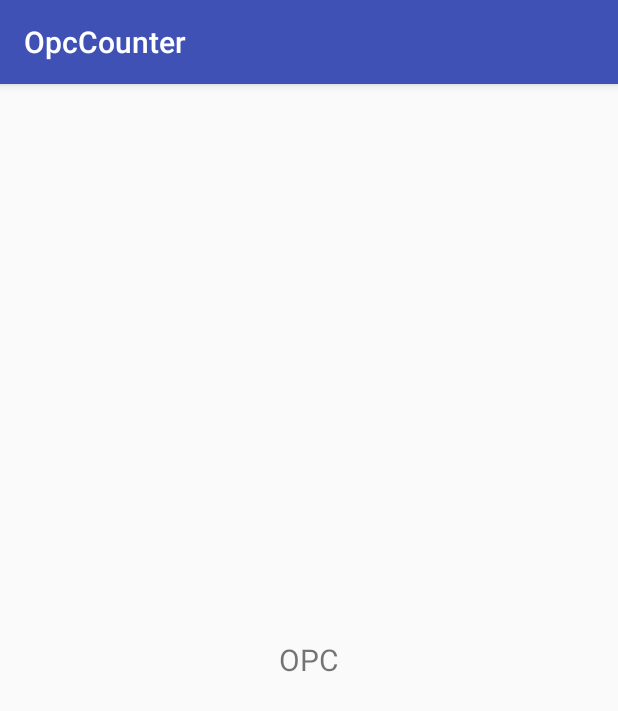
After one commit to lidox/opc-counter, an Android app: the fragment OpcCounterFragment shown on its own in the app's theme, on a phone screen of 412 x 824 dp. The commit adds this screen. Shown: the top 711 px of the screen. Run offline under Robolectric (Android 15) with nearby library versions, the phone set to English and light mode, and no system bars.

Commit message:
add tab layout and empty fragments for opc, argenin, and vitamin d3

```diff
--- a/app/build.gradle
+++ b/app/build.gradle
@@ -22,7 +22,11 @@ dependencies {
     implementation fileTree(dir: 'libs', include: ['*.jar'])
     implementation 'com.android.support:appcompat-v7:26.1.0'
     implementation 'com.android.support.constraint:constraint-layout:1.0.2'
+    implementation 'com.android.support:support-v4:26.1.0'
     testImplementation 'junit:junit:4.12'
     androidTestImplementation 'com.android.support.test:runner:0.5'
     androidTestImplementation 'com.android.support.test.espresso:espresso-core:3.0.1'
+
+    // tablayout
+    compile 'eu.long1:spacetablayout:1.0.4'
 }
--- a/app/src/main/AndroidManifest.xml
+++ b/app/src/main/AndroidManifest.xml
@@ -3,6 +3,7 @@
     package="com.futuzon.opccounter">
 
     <application
+        android:name="com.futuzon.opccounter.controller.config.App"
         android:allowBackup="true"
         android:icon="@mipmap/ic_launcher"
         android:label="@string/app_name"
--- /dev/null
+++ b/app/src/main/java/com/futuzon/opccounter/view/opc/OpcCounterFragment.java
@@ -0,0 +1,28 @@
+package com.futuzon.opccounter.view.opc;
+
+import android.os.Bundle;
+import android.support.v4.app.Fragment;
+import android.view.LayoutInflater;
+import android.view.View;
+import android.view.ViewGroup;
+
+import com.futuzon.opccounter.R;
+
+
+public class OpcCounterFragment extends Fragment {
+
+    public OpcCounterFragment() {
+        // Required empty public constructor
+    }
+
+    @Override
+    public void onResume() {
+        super.onResume();
+        //TODO: start here
+    }
+
+    @Override
+    public View onCreateView(LayoutInflater inflater, ViewGroup container, Bundle savedInstanceState) {
+        return inflater.inflate(R.layout.fragment_opc_counter, container, false);
+    }
+}
--- /dev/null
+++ b/app/src/main/res/layout/fragment_opc_counter.xml
@@ -0,0 +1,14 @@
+<FrameLayout xmlns:android="http://schemas.android.com/apk/res/android"
+    xmlns:tools="http://schemas.android.com/tools"
+    android:layout_width="match_parent"
+    android:layout_height="match_parent"
+    tools:context="com.futuzon.opccounter.view.opc.OpcCounterFragment">
+
+    <TextView
+        android:layout_width="match_parent"
+        android:layout_height="match_parent"
+        android:gravity="center"
+        android:text="@string/opc"
+        android:textSize="20sp" />
+
+</FrameLayout>
```
Also changed, not shown: app/src/main/java/com/futuzon/opccounter/LauncherActivity.java (+25 -1 lines), app/src/main/java/com/futuzon/opccounter/controller/calculation/OpcIntakeCalculator.java (added, +18 -0 lines), app/src/main/java/com/futuzon/opccounter/controller/config/App.java (added, +27 -0 lines), app/src/main/java/com/futuzon/opccounter/controller/utils/ExceptionHandler.java (added, +48 -0 lines), app/src/main/java/com/futuzon/opccounter/view/opc/ComingSoonFragment.java (added, +31 -0 lines), app/src/main/res/layout/activity_launcher.xml (+15 -6 lines), app/src/main/res/layout/fragment_coming_soon.xml (added, +14 -0 lines), app/src/main/res/values/strings.xml (+7 -0 lines), 1 other file.
